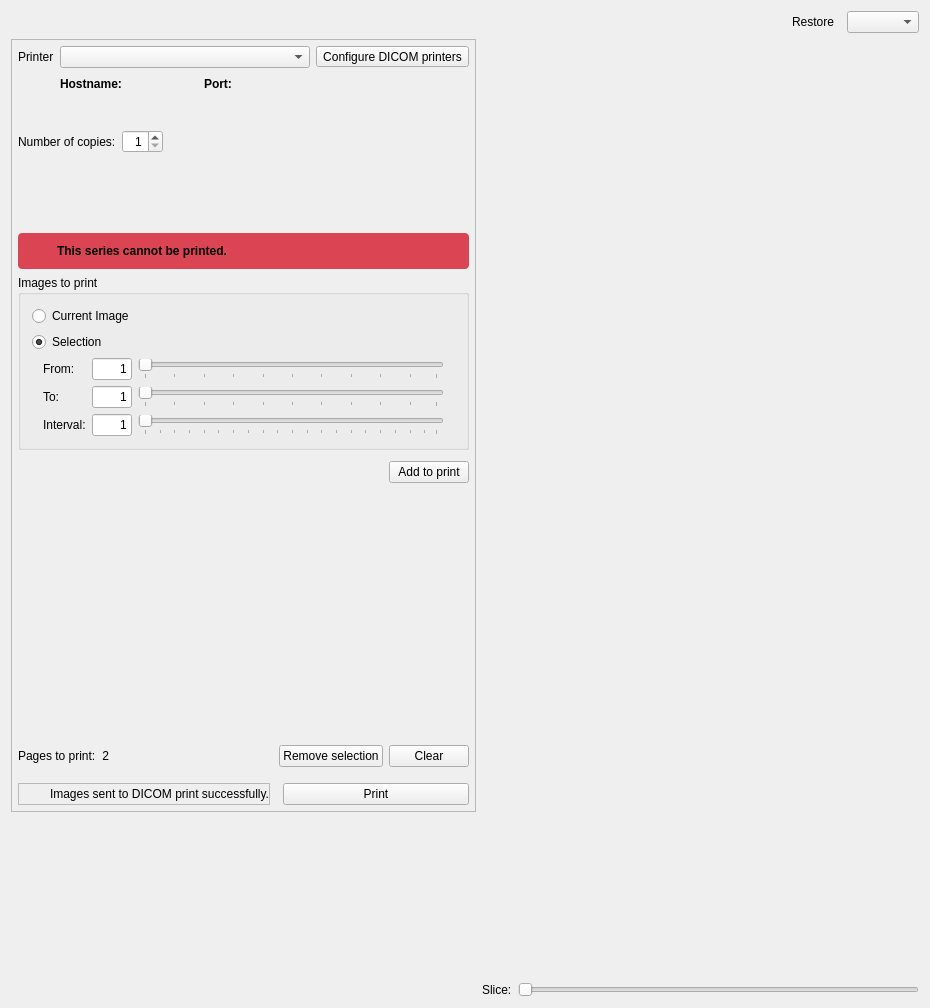
Above: starviewer/src/extensions/main/dicomprint/qdicomprintextensionbase.ui from starviewer-medical/starviewer before the change. Below: the same form after it.
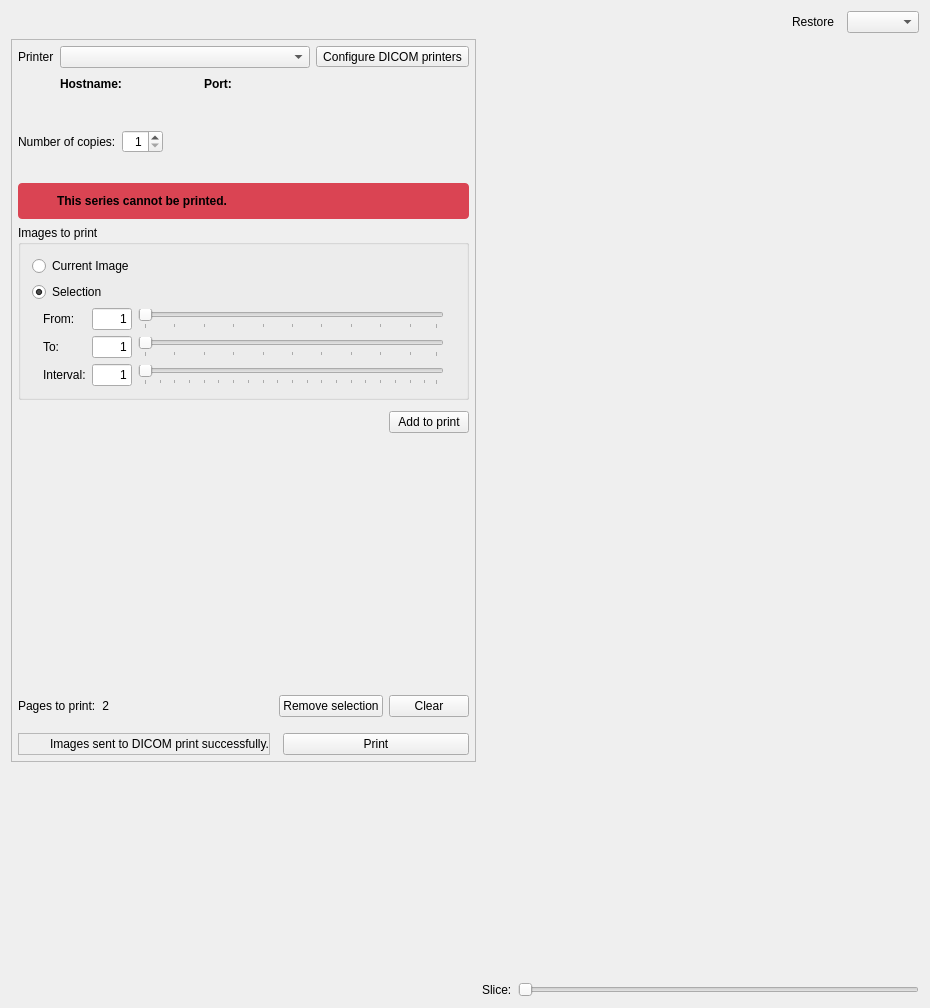
That is the form after the change. Icons and pictures are not drawn. Custom widgets are drawn as their Qt base class.

Commit message:
BUG: Put some sanity in DICOM print layout. #2934
Several size policies and min and max sizes have been restored to
default values, allowing Qt to compute its things and work as expected.

The edit to the form file:
```diff
--- a/starviewer/src/extensions/main/dicomprint/qdicomprintextensionbase.ui
+++ b/starviewer/src/extensions/main/dicomprint/qdicomprintextensionbase.ui
@@ -10,19 +10,7 @@
     <height>1008</height>
    </rect>
   </property>
-  <property name="sizePolicy">
-   <sizepolicy hsizetype="Expanding" vsizetype="Expanding">
-    <horstretch>0</horstretch>
-    <verstretch>0</verstretch>
-   </sizepolicy>
-  </property>
-  <property name="minimumSize">
-   <size>
-    <width>16</width>
-    <height>16</height>
-   </size>
-  </property>
-  <layout class="QGridLayout" name="gridLayout_2">
+  <layout class="QGridLayout" name="gridLayout_2" columnstretch="0,1">
    <item row="0" column="0" colspan="2">
     <layout class="QHBoxLayout" name="horizontalLayout_3">
      <item>
@@ -76,12 +64,6 @@
     <layout class="QVBoxLayout" name="verticalLayout_2">
      <item>
       <widget class="QFrame" name="frame">
-       <property name="maximumSize">
-        <size>
-         <width>500</width>
-         <height>16777215</height>
-        </size>
-       </property>
        <property name="frameShape">
         <enum>QFrame::StyledPanel</enum>
        </property>
@@ -286,24 +268,6 @@
           <property name="enabled">
            <bool>false</bool>
           </property>
-          <property name="sizePolicy">
-           <sizepolicy hsizetype="Expanding" vsizetype="Expanding">
-            <horstretch>0</horstretch>
-            <verstretch>0</verstretch>
-           </sizepolicy>
-          </property>
-          <property name="minimumSize">
-           <size>
-            <width>20</width>
-            <height>50</height>
-           </size>
-          </property>
-          <property name="maximumSize">
-           <size>
-            <width>100000</width>
-            <height>100000</height>
-           </size>
-          </property>
          </widget>
         </item>
         <item>
@@ -358,7 +322,6 @@
             <widget class="QLabel" name="m_noSupportedSeriesMissage">
              <property name="font">
               <font>
-               <weight>75</weight>
                <bold>true</bold>
               </font>
              </property>
```
Left out of the diff: 17 changed lines with no effect on the pictures.
